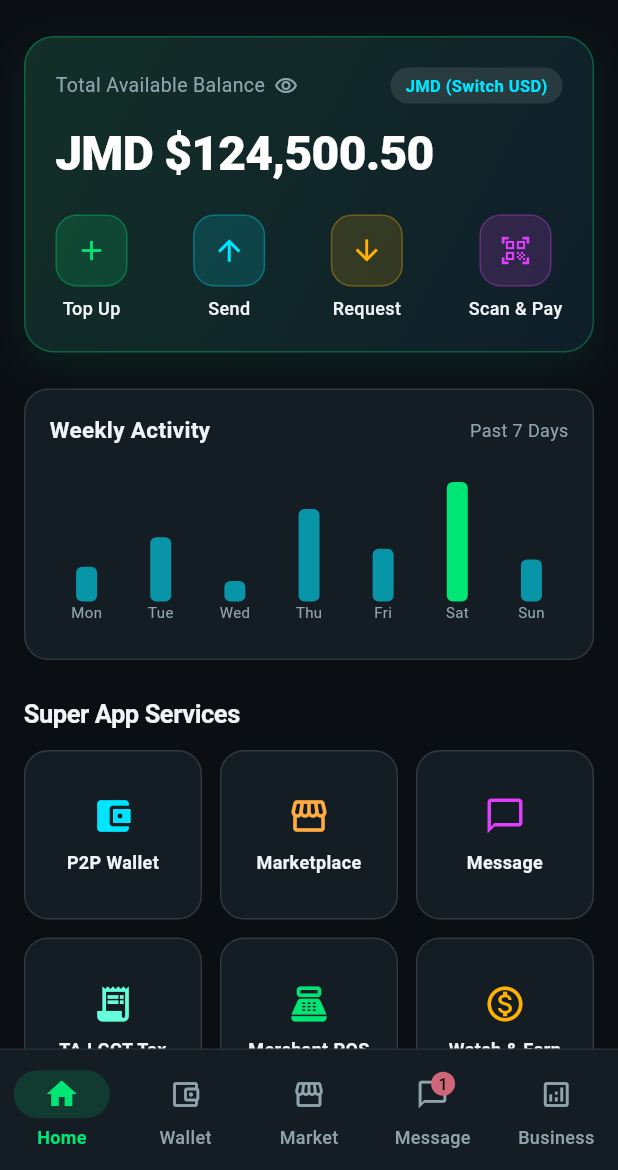
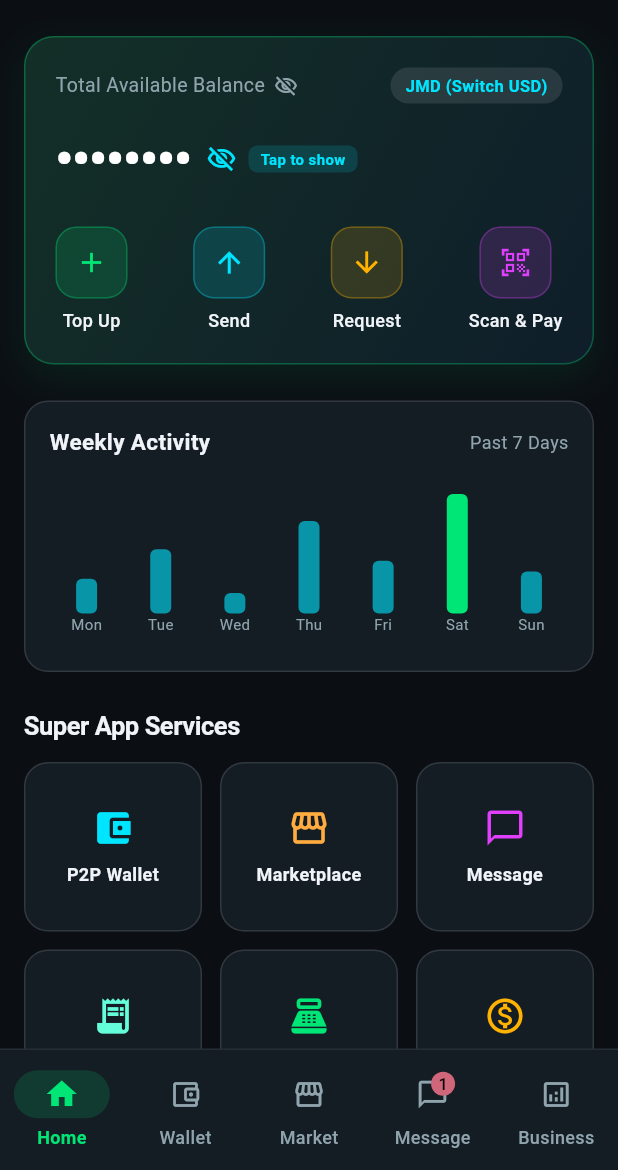
Before and after one commit to HixroyWalker/kivo-super-app, a Flutter app: the screen it shows once a user with an empty profile is signed in, on a phone screen of 412 x 824 dp, the part 66-1236 px from its top. Run offline on Flutter 3.47's test engine with Material 3 defaults, Android fonts, the phone set to English and light mode, and no system bars; drawn by our look-alikes of fl_chart; our stand-ins replace cached_network_image, firebase_auth, firebase_core, firebase_messaging, google_mobile_ads, google_sign_in and 2 more; accounts and stored records are empty; network calls fail.

Commit message:
Hide balance by default (••••••••) and require tap-to-reveal privacy toggle (1.0.22+70)

```diff
--- a/mobile/lib/core/services/wallet_provider.dart
+++ b/mobile/lib/core/services/wallet_provider.dart
@@ -34,7 +34,7 @@ class WalletProvider extends ChangeNotifier {
   double _jmdBalance = 124500.50;
   double _usdBalance = 820.00;
   bool _isJmd = true;
-  bool _isBalanceVisible = true;
+  bool _isBalanceVisible = false;
 
   double get jmdBalance => _jmdBalance;
   double get usdBalance => _usdBalance;
--- a/mobile/lib/features/dashboard/screens/dashboard_screen.dart
+++ b/mobile/lib/features/dashboard/screens/dashboard_screen.dart
@@ -242,6 +242,13 @@ class DashboardScreen extends StatelessWidget {
             ],
           ),
           const SizedBox(height: 10),
+          InkWell(
+            onTap: wallet.toggleBalanceVisibility,
+            borderRadius: BorderRadius.circular(10),
+            child: Padding(
+              padding: const EdgeInsets.symmetric(vertical: 4.0),
+              child: Row(
+                children: [
                   Text(
                     wallet.formattedBalance,
                     style: const TextStyle(
@@ -249,6 +256,30 @@ class DashboardScreen extends StatelessWidget {
                       fontSize: 32,
                       fontWeight: FontWeight.w800,
                       letterSpacing: -0.5,
+                    ),
+                  ),
+                  const SizedBox(width: 10),
+                  Icon(
+                    wallet.isBalanceVisible ? Icons.visibility_outlined : Icons.visibility_off_outlined,
+                    size: 20,
+                    color: KivoDarkTheme.accentCyan,
+                  ),
+                  if (!wallet.isBalanceVisible) ...[
+                    const SizedBox(width: 8),
+                    Container(
+                      padding: const EdgeInsets.symmetric(horizontal: 8, vertical: 2),
+                      decoration: BoxDecoration(
+                        color: KivoDarkTheme.accentCyan.withOpacity(0.15),
+                        borderRadius: BorderRadius.circular(6),
+                      ),
+                      child: const Text(
+                        'Tap to show',
+                        style: TextStyle(color: KivoDarkTheme.accentCyan, fontSize: 10, fontWeight: FontWeight.bold),
+                      ),
+                    ),
+                  ],
+                ],
+              ),
             ),
           ),
           const SizedBox(height: 18),
--- a/mobile/pubspec.yaml
+++ b/mobile/pubspec.yaml
@@ -2,7 +2,7 @@ name: kivo
 description: A closed-loop Super App for the Jamaican market.
 publish_to: 'none'
 
-version: 1.0.22+69
+version: 1.0.22+70
 
 environment:
   sdk: '>=3.0.0 <4.0.0'
```
Also changed, not shown: mobile/lib/features/wallet/screens/wallet_screen.dart (+15 -1 lines). Lines whose indentation alone changed are shown as unchanged.
